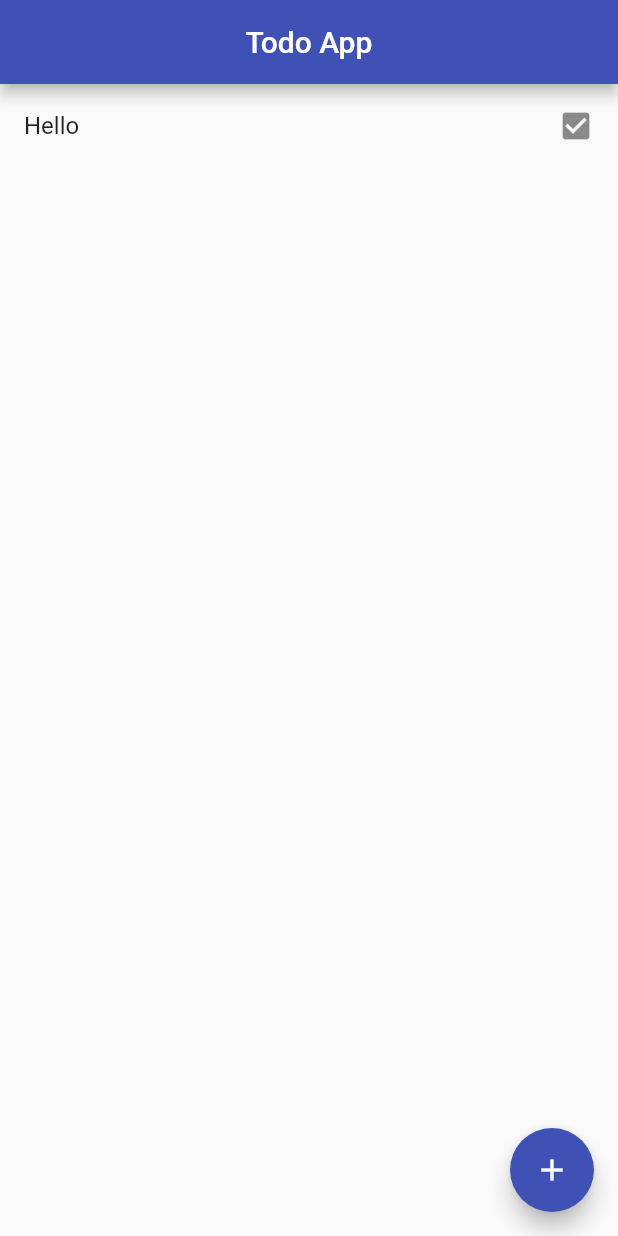
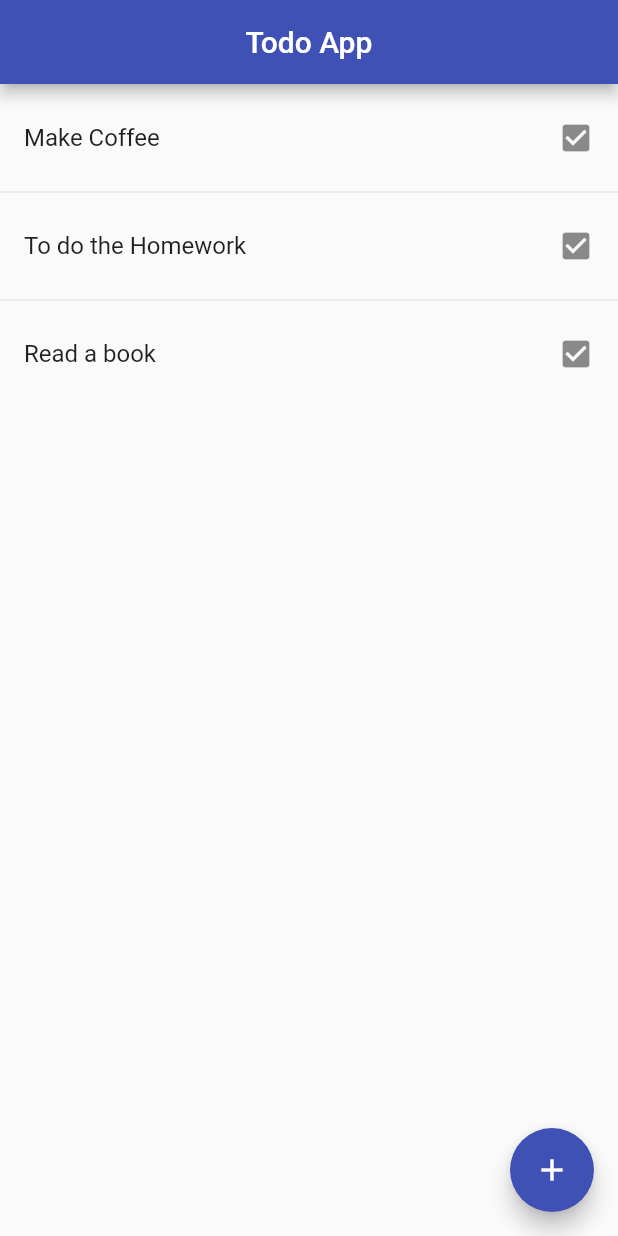
Before and after one commit to gabrielvictorjs/flutter-todo-app, a Flutter app: the screen it shows after launch, on a phone screen of 412 x 824 dp. Run offline on Flutter 3.47's test engine with Material 2 defaults, Android fonts, the phone set to English and light mode, and no system bars.

Commit message:
added ListView.separated on home-page

```diff
--- a/lib/pages/home_page.dart
+++ b/lib/pages/home_page.dart
@@ -1,4 +1,5 @@
 import 'package:flutter/material.dart';
+import 'package:todoapp/models/todo_model.dart';
 
 class HomePage extends StatefulWidget {
   @override
@@ -6,6 +7,17 @@ class HomePage extends StatefulWidget {
 }
 
 class _HomePageState extends State<HomePage> {
+
+  List<Todo> list = List<Todo>();
+
+  @override
+  void initState() {
+    list.add(Todo(title: "Make Coffee"));
+    list.add(Todo(title: "To do the Homework"));
+    list.add(Todo(title: "Read a book"));
+    super.initState();
+  }
+
   @override
   Widget build(BuildContext context) {
     return Scaffold(
@@ -13,14 +25,19 @@ class _HomePageState extends State<HomePage> {
         title: Text("Todo App"),
         centerTitle: true,
       ),
-      body: ListView(
-        children: <Widget>[
-          ListTile(
-            onTap: () => {},
-            title: Text("Hello"),
-            trailing: Icon(Icons.check_box)
-          ),
-        ],
+      body: Padding(
+        padding: const EdgeInsets.only(top: 8),
+        child: ListView.separated(
+          itemCount: list.length,
+          separatorBuilder: (context, index) => Divider(),
+          itemBuilder: (context, index) {
+            return ListTile(
+              onTap: () => print(list[index].title),
+              title: Text(list[index].title),
+              trailing: Icon(Icons.check_box)
+            );
+          }
+        ),
       ),
       floatingActionButton: FloatingActionButton(
         onPressed: () => {},
```
